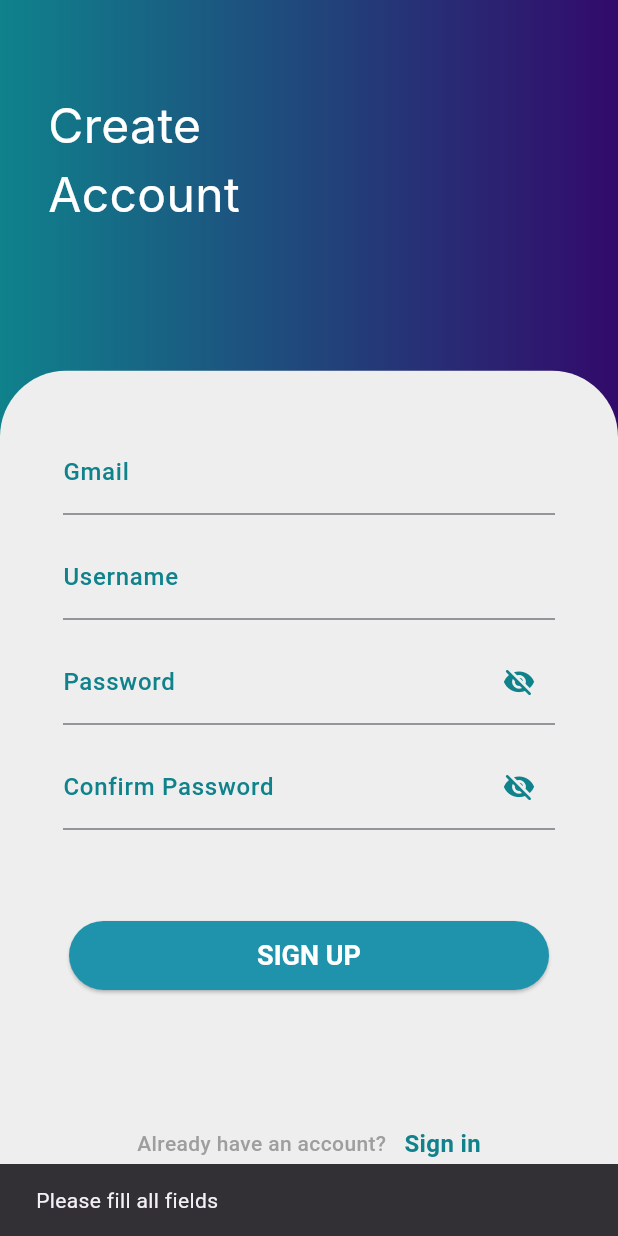
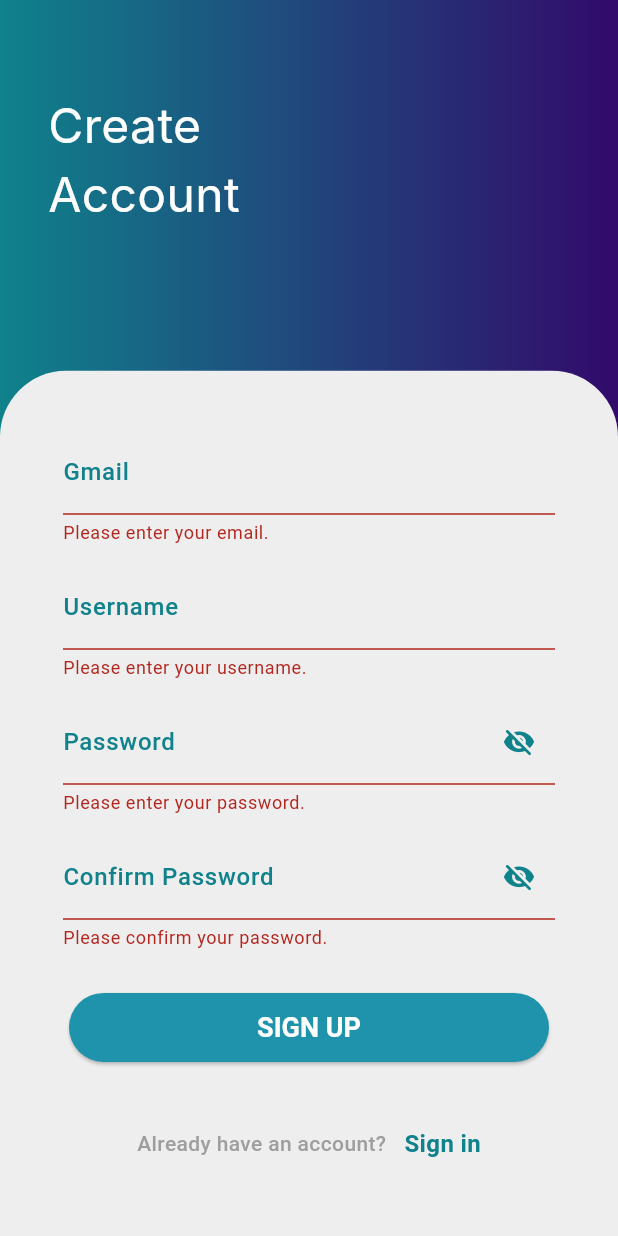
Before and after one commit to Pattaphon-sr/room_reservation_system_app, a Flutter app: the SignUpScreen screen opened directly, after a tap on "SIGN UP", on a phone screen of 412 x 824 dp. Run offline on Flutter 3.47's test engine with Material 3 defaults, Android fonts, the light colour scheme and no system bars; our stand-ins replace curved_navigation_bar, dio, flutter_secure_storage, shared_preferences; accounts and stored records are empty; network calls fail; Roboto replaces fonts that are missing (Inter).

Commit message:
edit sign_up add validator

```diff
--- a/lib/core/config/env.dart
+++ b/lib/core/config/env.dart
@@ -2,6 +2,6 @@ class Env {
   // base URL ของ backend ex. http://10.0.2.2:3000 for Android emulator
   static const String baseUrl = String.fromEnvironment(
     'API_BASE_URL',
-    defaultValue: 'http://192.168.3.100:3000',
+    defaultValue: 'http://localhost:3000',
   );
 }
--- a/lib/features/auth/sign_up_screen.dart
+++ b/lib/features/auth/sign_up_screen.dart
@@ -11,6 +11,8 @@ class SignUpScreen extends StatefulWidget {
 }
 
 class _SignUpScreenState extends State<SignUpScreen> {
+  // เพิ่ม GlobalKey สำหรับ Form
+  final _formKey = GlobalKey<FormState>();
   final emailCtrl = TextEditingController();
   final passCtrl = TextEditingController();
   final nameCtrl = TextEditingController();
@@ -25,6 +27,42 @@ class _SignUpScreenState extends State<SignUpScreen> {
     nameCtrl.dispose();
     pass2Ctrl.dispose();
     super.dispose();
+  }
+
+  // ฟังก์ชันสำหรับ Sign Up
+  Future<void> _doSignUp() async {
+    // ตรวจสอบความถูกต้องของข้อมูลใน Form
+    if (!(_formKey.currentState?.validate() ?? false)) {
+      return; // ถ้าไม่ถูกต้อง, ไม่ทำต่อ
+    }
+
+    // ถ้าข้อมูลถูกต้อง, ดำเนินการต่อ
+    final email = emailCtrl.text.trim();
+    final username = nameCtrl.text.trim();
+    final pass = passCtrl.text;
+
+    final err = await AuthService.instance.signup(
+      email: email,
+      username: username,
+      password: pass,
+    );
+    if (!mounted) return;
+    if (err == null) {
+      ScaffoldMessenger.of(context).showSnackBar(
+        const SnackBar(
+          content: Text(
+            'Signup successful. Please sign in.',
+          ),
+        ),
+      );
+    }
+
+    Navigator.pushReplacement(
+      context,
+      MaterialPageRoute(
+        builder: (_) => const SignInScreen(),
+      ),
+    );
   }
 
   @override
@@ -90,12 +128,17 @@ class _SignUpScreenState extends State<SignUpScreen> {
                       ),
                       child: Padding(
                         padding: EdgeInsets.symmetric(horizontal: 42),
+                        // เพิ่ม widget Form และกำหนด key
+                        child: Form(
+                          key: _formKey,
+                          // ตั้งค่าให้ validate อัตโนมัติเมื่อผู้ใช้พิมพ์
+                          autovalidateMode: AutovalidateMode.onUserInteraction,
                           child: Column(
                             crossAxisAlignment: CrossAxisAlignment.center,
                             children: [
                               SizedBox(height: 40),
-                            // Spacer(),
-                            TextField(
+                              // เปลี่ยนจาก TextField เป็น TextFormField
+                              TextFormField(
                                 controller: emailCtrl,
                                 keyboardType: TextInputType.emailAddress,
                                 textInputAction: TextInputAction.next,
@@ -113,9 +156,18 @@ class _SignUpScreenState extends State<SignUpScreen> {
                                   labelText: 'Gmail',
                                   hintText: 'user@gmail.com',
                                 ),
+                                // เพิ่ม validator
+                                validator: (v) {
+                                  final text = v?.trim() ?? '';
+                                  if (text.isEmpty)
+                                    return 'Please enter your email.';
+                                  // ลบการเช็ค Email format ออก
+                                  return null;
+                                },
                               ),
                               SizedBox(height: 14),
-                            TextField(
+                              // เปลี่ยนจาก TextField เป็น TextFormField
+                              TextFormField(
                                 controller: nameCtrl,
                                 textInputAction: TextInputAction.next,
                                 decoration: InputDecoration(
@@ -132,9 +184,17 @@ class _SignUpScreenState extends State<SignUpScreen> {
                                   labelText: 'Username',
                                   hintText: 'username',
                                 ),
+                                // เพิ่ม validator
+                                validator: (v) {
+                                  if ((v?.trim() ?? '').isEmpty) {
+                                    return 'Please enter your username.';
+                                  }
+                                  return null;
+                                },
                               ),
                               SizedBox(height: 14),
-                            TextField(
+                              // เปลี่ยนจาก TextField เป็น TextFormField
+                              TextFormField(
                                 controller: passCtrl,
                                 textInputAction: TextInputAction.next,
                                 keyboardType: TextInputType.visiblePassword,
@@ -153,7 +213,6 @@ class _SignUpScreenState extends State<SignUpScreen> {
                                   labelText: 'Password',
                                   hintText: 'your password',
                                   suffixIcon: IconButton(
-                                  // <- ปุ่มสลับโชว์/ซ่อน
                                     onPressed: () =>
                                         setState(() => _obscure = !_obscure),
                                     icon: Icon(
@@ -165,9 +224,18 @@ class _SignUpScreenState extends State<SignUpScreen> {
                                     ),
                                   ),
                                 ),
+                                // เพิ่ม validator
+                                validator: (v) {
+                                  if ((v ?? '').isEmpty) {
+                                    return 'Please enter your password.';
+                                  }
+                                  // ลบการเช็คความยาว Password ออก
+                                  return null;
+                                },
                               ),
                               SizedBox(height: 14),
-                            TextField(
+                              // เปลี่ยนจาก TextField เป็น TextFormField
+                              TextFormField(
                                 controller: pass2Ctrl,
                                 textInputAction: TextInputAction.done,
                                 keyboardType: TextInputType.visiblePassword,
@@ -186,7 +254,6 @@ class _SignUpScreenState extends State<SignUpScreen> {
                                   labelText: 'Confirm Password',
                                   hintText: 'your password',
                                   suffixIcon: IconButton(
-                                  // <- ปุ่มสลับโชว์/ซ่อน
                                     onPressed: () =>
                                         setState(() => _obscure2 = !_obscure2),
                                     icon: Icon(
@@ -198,70 +265,20 @@ class _SignUpScreenState extends State<SignUpScreen> {
                                     ),
                                   ),
                                 ),
+                                // เพิ่ม validator
+                                validator: (v) {
+                                  if ((v ?? '').isEmpty) {
+                                    return 'Please confirm your password.';
+                                  }
+                                  // ลบการเช็ค Password match ออก
+                                  return null;
+                                },
                               ),
                               Spacer(flex: 2),
                               AppButton.solid(
                                 label: 'SIGN UP',
-                              onPressed: () async {
-                                final email = emailCtrl.text.trim();
-                                final username = nameCtrl.text.trim();
-                                final pass = passCtrl.text;
-                                final pass2 = pass2Ctrl.text;
-
-                                if (email.isEmpty ||
-                                    username.isEmpty ||
-                                    pass.isEmpty) {
-                                  ScaffoldMessenger.of(context).showSnackBar(
-                                    const SnackBar(
-                                      content: Text('Please fill all fields'),
-                                    ),
-                                  );
-                                  return;
-                                }
-
-                                if (email.isEmpty ||
-                                    username.isEmpty ||
-                                    pass.isEmpty) {
-                                  ScaffoldMessenger.of(context).showSnackBar(
-                                    const SnackBar(
-                                      content: Text('Please fill all fields'),
-                                    ),
-                                  );
-                                  return;
-                                }
-
-                                if (pass != pass2) {
-                                  ScaffoldMessenger.of(context).showSnackBar(
-                                    const SnackBar(
-                                      content: Text('Passwords do not match'),
-                                    ),
-                                  );
-                                  return;
-                                }
-
-                                final err = await AuthService.instance.signup(
-                                  email: email,
-                                  username: username,
-                                  password: pass,
-                                );
-                                if (!mounted) return;
-                                if (err == null) {
-                                  ScaffoldMessenger.of(context).showSnackBar(
-                                    const SnackBar(
-                                      content: Text(
-                                        'Signup successful. Please sign in.',
-                                      ),
-                                    ),
-                                  );
-                                }
-
-                                Navigator.pushReplacement(
-                                  context,
-                                  MaterialPageRoute(
-                                    builder: (_) => const SignInScreen(),
-                                  ),
-                                );
-                              },
+                                // เรียกใช้ _doSignUp เมื่อกดปุ่ม
+                                onPressed: _doSignUp,
                               ),
                               Spacer(flex: 3),
                               Row(
@@ -300,6 +317,7 @@ class _SignUpScreenState extends State<SignUpScreen> {
                           ),
                         ),
                       ),
+                    ),
                   ],
                 ),
               ],
```
Lines whose indentation alone changed are shown as unchanged.
